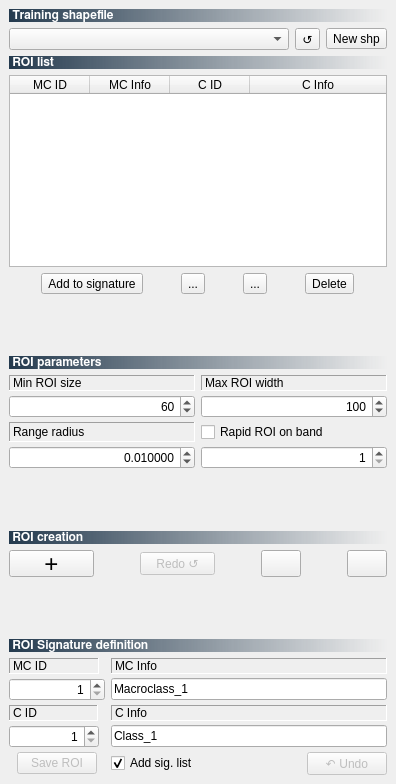
Before: the Qt Designer form ui/ui_semiautomaticclassificationplugin_dock.ui in semiautomaticgit/SemiAutomaticClassificationPlugin, drawn with Qt 5.
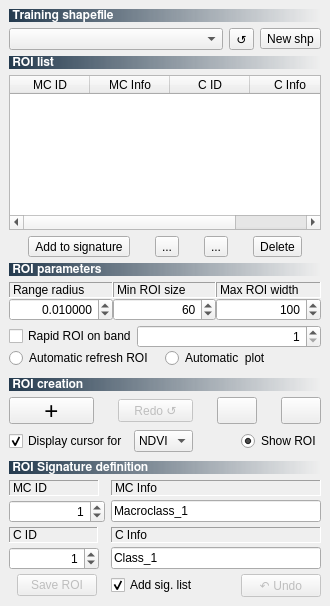
After: the same form once the commit is applied. Icons and pictures are not drawn.

Patch:
```diff
--- a/ui/ui_semiautomaticclassificationplugin_dock.ui
+++ b/ui/ui_semiautomaticclassificationplugin_dock.ui
@@ -6,8 +6,8 @@
    <rect>
     <x>0</x>
     <y>0</y>
-    <width>396</width>
-    <height>784</height>
+    <width>330</width>
+    <height>606</height>
    </rect>
   </property>
   <property name="sizePolicy">
@@ -20,7 +20,7 @@
    <string>SCP: ROI creation</string>
   </property>
   <widget class="QWidget" name="dockWidgetContents">
-   <layout class="QGridLayout" name="gridLayout_3">
+   <layout class="QGridLayout" name="gridLayout_9">
     <item row="0" column="0">
      <layout class="QGridLayout" name="gridLayout_14">
       <item row="0" column="0">
@@ -215,17 +215,12 @@
       <property name="sizeHint" stdset="0">
        <size>
         <width>20</width>
-        <height>40</height>
+        <height>1</height>
        </size>
       </property>
      </spacer>
     </item>
     <item row="6" column="0">
-     <layout class="QGridLayout" name="gridLayout_9">
-      <property name="sizeConstraint">
-       <enum>QLayout::SetNoConstraint</enum>
-      </property>
-      <item row="0" column="0">
        <widget class="QLabel" name="label_30">
         <property name="sizePolicy">
          <sizepolicy hsizetype="Expanding" vsizetype="Preferred">
@@ -248,33 +243,36 @@
         </property>
        </widget>
       </item>
-     </layout>
-    </item>
     <item row="7" column="0">
      <layout class="QGridLayout" name="gridLayout_4">
       <property name="verticalSpacing">
        <number>4</number>
       </property>
-      <item row="1" column="0">
-       <widget class="QLabel" name="label_46">
-        <property name="sizePolicy">
-         <sizepolicy hsizetype="Expanding" vsizetype="Preferred">
-          <horstretch>0</horstretch>
-          <verstretch>0</verstretch>
-         </sizepolicy>
-        </property>
-        <property name="frameShape">
-         <enum>QFrame::Panel</enum>
-        </property>
-        <property name="frameShadow">
-         <enum>QFrame::Sunken</enum>
-        </property>
-        <property name="text">
-         <string>Min ROI size      </string>
-        </property>
-       </widget>
-      </item>
       <item row="2" column="1">
+       <layout class="QGridLayout" name="gridLayout_16">
+        <item row="0" column="2">
+         <widget class="QLabel" name="label_47">
+          <property name="sizePolicy">
+           <sizepolicy hsizetype="Expanding" vsizetype="Preferred">
+            <horstretch>0</horstretch>
+            <verstretch>0</verstretch>
+           </sizepolicy>
+          </property>
+          <property name="frameShape">
+           <enum>QFrame::Panel</enum>
+          </property>
+          <property name="frameShadow">
+           <enum>QFrame::Sunken</enum>
+          </property>
+          <property name="text">
+           <string>Max ROI width   </string>
+          </property>
+          <property name="buddy">
+           <cstring>pointerButton</cstring>
+          </property>
+         </widget>
+        </item>
+        <item row="1" column="2">
        <widget class="QSpinBox" name="Max_ROI_width_spin">
         <property name="sizePolicy">
          <sizepolicy hsizetype="Expanding" vsizetype="Fixed">
@@ -305,18 +303,46 @@
         </property>
        </widget>
       </item>
-      <item row="3" column="1">
-       <widget class="QCheckBox" name="rapid_ROI_checkBox">
-        <property name="toolTip">
-         <string>&lt;html&gt;&lt;head/&gt;&lt;body&gt;&lt;p&gt;Calculate ROI only on one band&lt;/p&gt;&lt;/body&gt;&lt;/html&gt;</string>
-        </property>
+        <item row="0" column="1">
+         <widget class="QLabel" name="label_46">
+          <property name="sizePolicy">
+           <sizepolicy hsizetype="Expanding" vsizetype="Preferred">
+            <horstretch>0</horstretch>
+            <verstretch>0</verstretch>
+           </sizepolicy>
+          </property>
+          <property name="frameShape">
+           <enum>QFrame::Panel</enum>
+          </property>
+          <property name="frameShadow">
+           <enum>QFrame::Sunken</enum>
+          </property>
         <property name="text">
-         <string>Rapid ROI on band</string>
+           <string>Min ROI size      </string>
         </property>
        </widget>
       </item>
-      <item row="4" column="1">
-       <widget class="QSpinBox" name="rapidROI_band_spinBox">
+        <item row="0" column="0">
+         <widget class="QLabel" name="label_49">
+          <property name="sizePolicy">
+           <sizepolicy hsizetype="Expanding" vsizetype="Preferred">
+            <horstretch>0</horstretch>
+            <verstretch>0</verstretch>
+           </sizepolicy>
+          </property>
+          <property name="frameShape">
+           <enum>QFrame::Panel</enum>
+          </property>
+          <property name="frameShadow">
+           <enum>QFrame::Sunken</enum>
+          </property>
+          <property name="text">
+           <string>Range radius</string>
+          </property>
+         </widget>
+        </item>
+        <item row="1" column="1">
+         <widget class="QSpinBox" name="Min_region_size_spin">
         <property name="sizePolicy">
          <sizepolicy hsizetype="Expanding" vsizetype="Fixed">
           <horstretch>0</horstretch>
@@ -336,11 +362,11 @@
          <number>10000</number>
         </property>
         <property name="value">
-         <number>1</number>
+           <number>60</number>
         </property>
        </widget>
       </item>
-      <item row="4" column="0">
+        <item row="1" column="0">
        <widget class="QDoubleSpinBox" name="Range_radius_spin">
         <property name="sizePolicy">
          <sizepolicy hsizetype="Expanding" vsizetype="Fixed">
@@ -371,30 +397,12 @@
         </property>
        </widget>
       </item>
-      <item row="1" column="1">
-       <widget class="QLabel" name="label_47">
-        <property name="sizePolicy">
-         <sizepolicy hsizetype="Expanding" vsizetype="Preferred">
-          <horstretch>0</horstretch>
-          <verstretch>0</verstretch>
-         </sizepolicy>
-        </property>
-        <property name="frameShape">
-         <enum>QFrame::Panel</enum>
-        </property>
-        <property name="frameShadow">
-         <enum>QFrame::Sunken</enum>
-        </property>
-        <property name="text">
-         <string>Max ROI width   </string>
-        </property>
-        <property name="buddy">
-         <cstring>pointerButton</cstring>
-        </property>
-       </widget>
+       </layout>
       </item>
-      <item row="2" column="0">
-       <widget class="QSpinBox" name="Min_region_size_spin">
+      <item row="3" column="1">
+       <layout class="QGridLayout" name="gridLayout_8">
+        <item row="0" column="1">
+         <widget class="QSpinBox" name="rapidROI_band_spinBox">
         <property name="sizePolicy">
          <sizepolicy hsizetype="Expanding" vsizetype="Fixed">
           <horstretch>0</horstretch>
@@ -414,47 +422,57 @@
          <number>10000</number>
         </property>
         <property name="value">
-         <number>60</number>
+           <number>1</number>
         </property>
        </widget>
       </item>
-      <item row="3" column="0">
-       <widget class="QLabel" name="label_49">
-        <property name="sizePolicy">
-         <sizepolicy hsizetype="Expanding" vsizetype="Preferred">
-          <horstretch>0</horstretch>
-          <verstretch>0</verstretch>
-         </sizepolicy>
-        </property>
-        <property name="frameShape">
-         <enum>QFrame::Panel</enum>
-        </property>
-        <property name="frameShadow">
-         <enum>QFrame::Sunken</enum>
+        <item row="0" column="0">
+         <widget class="QCheckBox" name="rapid_ROI_checkBox">
+          <property name="toolTip">
+           <string>&lt;html&gt;&lt;head/&gt;&lt;body&gt;&lt;p&gt;Calculate ROI only on one band&lt;/p&gt;&lt;/body&gt;&lt;/html&gt;</string>
+          </property>
+          <property name="text">
+           <string>Rapid ROI on band</string>
+          </property>
+         </widget>
+        </item>
+        <item row="1" column="0" colspan="2">
+         <layout class="QGridLayout" name="gridLayout_7">
+          <item row="0" column="0">
+           <widget class="QRadioButton" name="auto_refresh_ROI_radioButton">
+            <property name="toolTip">
+             <string>&lt;html&gt;&lt;head/&gt;&lt;body&gt;&lt;p&gt;Automatically refresh the temporary ROI, as the parameters change&lt;/p&gt;&lt;/body&gt;&lt;/html&gt;</string>
         </property>
         <property name="text">
-         <string>Range radius</string>
-        </property>
-       </widget>
+             <string>Automatic refresh ROI</string>
+            </property>
+            <property name="autoExclusive">
+             <bool>false</bool>
+            </property>
+           </widget>
+          </item>
+          <item row="0" column="1">
+           <widget class="QRadioButton" name="auto_calculate_ROI_signature_radioButton">
+            <property name="toolTip">
+             <string>&lt;html&gt;&lt;head/&gt;&lt;body&gt;&lt;p&gt;Automatically calculate signature plot&lt;/p&gt;&lt;/body&gt;&lt;/html&gt;</string>
+            </property>
+            <property name="text">
+             <string>Automatic  plot</string>
+            </property>
+            <property name="autoExclusive">
+             <bool>false</bool>
+            </property>
+           </widget>
+          </item>
+         </layout>
+        </item>
+       </layout>
       </item>
      </layout>
     </item>
     <item row="8" column="0">
-     <spacer name="verticalSpacer_2">
-      <property name="orientation">
-       <enum>Qt::Vertical</enum>
-      </property>
-      <property name="sizeHint" stdset="0">
-       <size>
-        <width>20</width>
-        <height>40</height>
-       </size>
-      </property>
-     </spacer>
-    </item>
-    <item row="9" column="0">
      <layout class="QGridLayout" name="gridLayout_15">
-      <item row="0" column="0">
+      <item row="1" column="0">
        <widget class="QLabel" name="label_51">
         <property name="font">
          <font>
@@ -480,9 +498,22 @@
         </property>
        </widget>
       </item>
+      <item row="0" column="0">
+       <spacer name="verticalSpacer_2">
+        <property name="orientation">
+         <enum>Qt::Vertical</enum>
+        </property>
+        <property name="sizeHint" stdset="0">
+         <size>
+          <width>20</width>
+          <height>40</height>
+         </size>
+        </property>
+       </spacer>
+      </item>
      </layout>
     </item>
-    <item row="10" column="0">
+    <item row="9" column="0">
      <layout class="QGridLayout" name="gridLayout_6">
       <item row="0" column="4">
        <widget class="QPushButton" name="polygonROI_Button">
@@ -585,6 +616,69 @@
         </property>
        </spacer>
       </item>
+      <item row="1" column="0" colspan="7">
+       <layout class="QGridLayout" name="gridLayout_3">
+        <item row="0" column="1">
+         <widget class="QComboBox" name="vegetation_index_comboBox">
+          <property name="toolTip">
+           <string>&lt;html&gt;&lt;head/&gt;&lt;body&gt;&lt;p&gt;Select a vegetation index&lt;/p&gt;&lt;/body&gt;&lt;/html&gt;</string>
+          </property>
+          <item>
+           <property name="text">
+            <string>NDVI</string>
+           </property>
+          </item>
+          <item>
+           <property name="text">
+            <string>EVI</string>
+           </property>
+          </item>
+         </widget>
+        </item>
+        <item row="0" column="2">
+         <spacer name="horizontalSpacer_3">
+          <property name="orientation">
+           <enum>Qt::Horizontal</enum>
+          </property>
+          <property name="sizeHint" stdset="0">
+           <size>
+            <width>40</width>
+            <height>20</height>
+           </size>
+          </property>
+         </spacer>
+        </item>
+        <item row="0" column="0">
+         <widget class="QCheckBox" name="display_cursor_checkBox">
+          <property name="toolTip">
+           <string>&lt;html&gt;&lt;head/&gt;&lt;body&gt;&lt;p&gt;Display a vegetation index value with the cursor&lt;/p&gt;&lt;/body&gt;&lt;/html&gt;</string>
+          </property>
+          <property name="text">
+           <string>Display cursor for</string>
+          </property>
+          <property name="checked">
+           <bool>true</bool>
+          </property>
+         </widget>
+        </item>
+        <item row="0" column="3">
+         <widget class="QRadioButton" name="show_ROI_radioButton">
+          <property name="toolTip">
+           <string>&lt;html&gt;&lt;head/&gt;&lt;body&gt;&lt;p&gt;Show/hide the temporary ROI&lt;/p&gt;&lt;/body&gt;&lt;/html&gt;</string>
+          </property>
+          <property name="text">
+           <string>Show ROI</string>
+          </property>
+          <property name="checked">
+           <bool>true</bool>
+          </property>
+          <property name="autoExclusive">
+           <bool>false</bool>
+          </property>
+         </widget>
+        </item>
+       </layout>
+      </item>
       <item row="0" column="6">
        <widget class="QPushButton" name="mutlipleROI_Button">
         <property name="sizePolicy">
@@ -684,22 +778,9 @@
       </item>
      </layout>
     </item>
-    <item row="11" column="0">
-     <spacer name="verticalSpacer_3">
-      <property name="orientation">
-       <enum>Qt::Vertical</enum>
-      </property>
-      <property name="sizeHint" stdset="0">
-       <size>
-        <width>20</width>
-        <height>40</height>
-       </size>
-      </property>
-     </spacer>
-    </item>
-    <item row="12" column="0">
+    <item row="10" column="0">
      <layout class="QGridLayout" name="gridLayout_10">
-      <item row="0" column="0">
+      <item row="1" column="0">
        <widget class="QLabel" name="label_43">
         <property name="font">
          <font>
@@ -725,9 +806,22 @@
         </property>
        </widget>
       </item>
+      <item row="0" column="0">
+       <spacer name="verticalSpacer_3">
+        <property name="orientation">
+         <enum>Qt::Vertical</enum>
+        </property>
+        <property name="sizeHint" stdset="0">
+         <size>
+          <width>20</width>
+          <height>40</height>
+         </size>
+        </property>
+       </spacer>
+      </item>
      </layout>
     </item>
-    <item row="13" column="0">
+    <item row="11" column="0">
      <layout class="QGridLayout" name="gridLayout_2">
       <property name="verticalSpacing">
        <number>4</number>
@@ -801,7 +895,7 @@
          <set>Qt::AlignRight|Qt::AlignTrailing|Qt::AlignVCenter</set>
         </property>
         <property name="minimum">
-         <number>1</number>
+         <number>0</number>
         </property>
         <property name="maximum">
          <number>9999</number>
@@ -832,7 +926,7 @@
          <set>Qt::AlignRight|Qt::AlignTrailing|Qt::AlignVCenter</set>
         </property>
         <property name="minimum">
-         <number>1</number>
+         <number>0</number>
         </property>
         <property name="maximum">
          <number>9999</number>
```
Left out of the diff: 102 changed lines with no effect on the pictures. Lines whose indentation alone changed are shown as unchanged.
